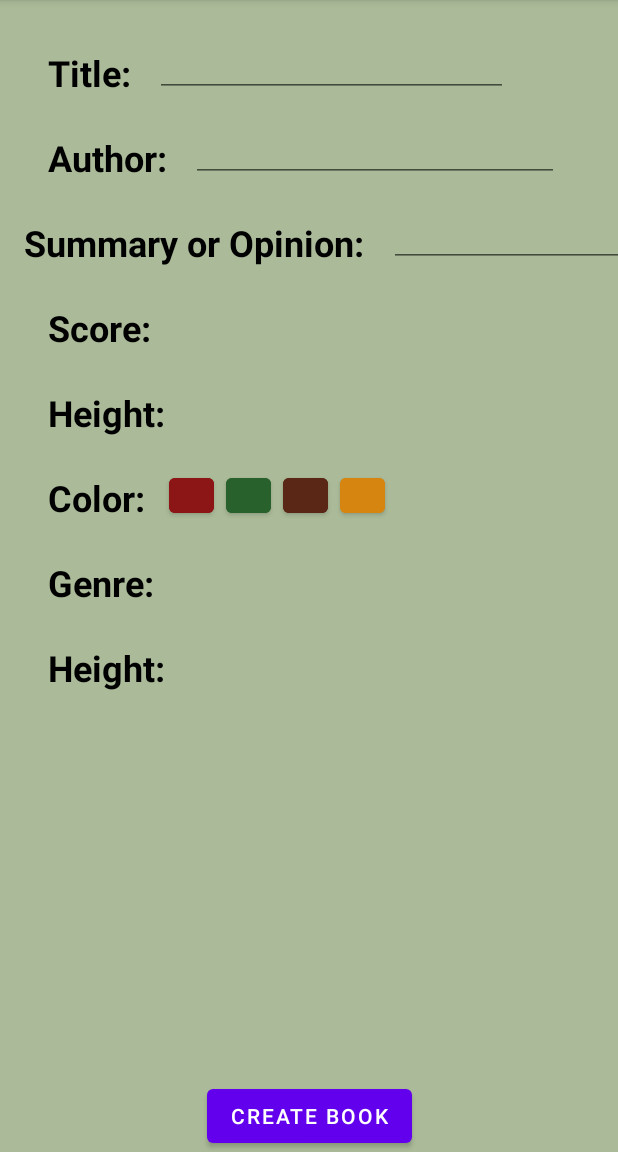
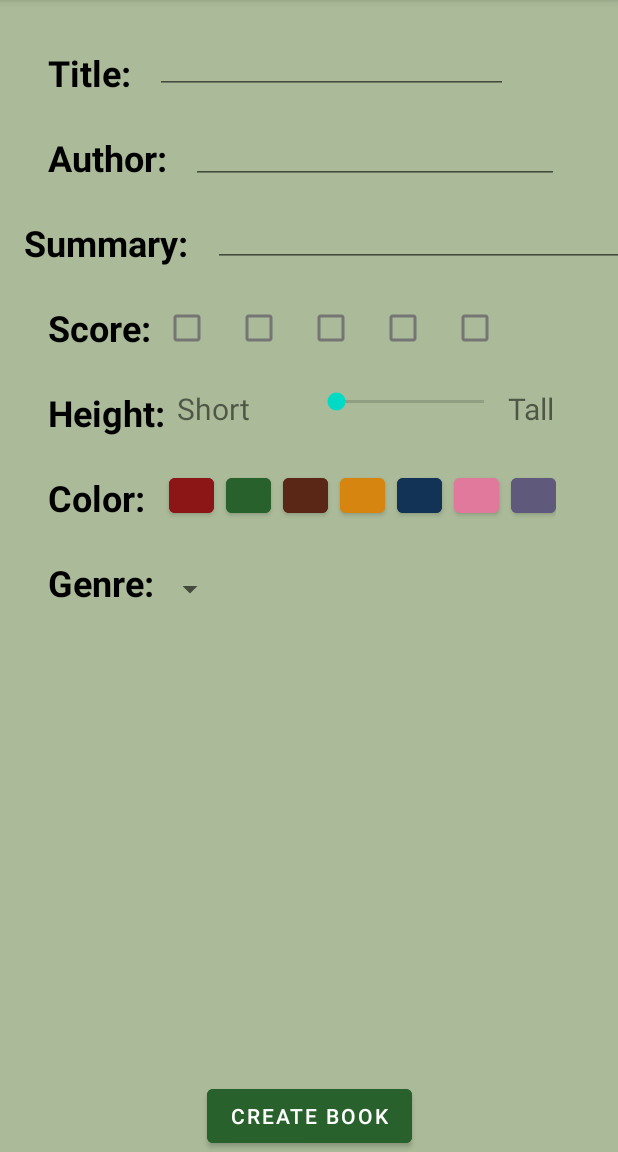
Before and after one commit to EmmaBelle13/Digital_Library, an Android app: the CustomFragment screen opened through its navigation route, on a phone screen of 412 x 824 dp, the part 84-1236 px from its top. Run offline under Robolectric (Android 15) with nearby library versions, the phone set to English and light mode, and no system bars; our stand-ins replace Firebase (no records; nobody signed in at launch, a user with empty details on screens opened directly).

Commit message:
Custom Fragment ui continued

```diff
--- a/app/src/main/res/layout/fragment_custom.xml
+++ b/app/src/main/res/layout/fragment_custom.xml
@@ -12,6 +12,7 @@
         android:id="@+id/set_book_info"
         android:layout_width="wrap_content"
         android:layout_height="wrap_content"
+        android:backgroundTint="@color/dark_green"
         android:text="@string/set_book_info_text"
         app:layout_constraintBottom_toBottomOf="parent"
         app:layout_constraintEnd_toEndOf="parent"
@@ -23,10 +24,10 @@
         android:layout_height="wrap_content"
         android:layout_marginStart="32dp"
         android:layout_marginTop="32dp"
+        android:text="@string/title"
+        android:textColor="@color/black"
+        android:textSize="24sp"
         android:textStyle="bold"
-        android:textSize="24sp"
-        android:textColor="@color/black"
-        android:text="@string/title"
         app:layout_constraintStart_toStartOf="parent"
         app:layout_constraintTop_toTopOf="parent" />
 
@@ -35,11 +36,11 @@
         android:layout_width="wrap_content"
         android:layout_height="wrap_content"
         android:layout_marginStart="32dp"
-        android:textStyle="bold"
-        android:textSize="24sp"
-        android:textColor="@color/black"
         android:layout_marginTop="24dp"
         android:text="@string/author_title"
+        android:textColor="@color/black"
+        android:textSize="24sp"
+        android:textStyle="bold"
         app:layout_constraintStart_toStartOf="parent"
         app:layout_constraintTop_toBottomOf="@+id/title_text_customizer" />
 
@@ -48,11 +49,11 @@
         android:layout_width="wrap_content"
         android:layout_height="wrap_content"
         android:layout_marginStart="16dp"
-        android:textStyle="bold"
-        android:textSize="24sp"
-        android:textColor="@color/black"
         android:layout_marginTop="24dp"
         android:text="@string/summary_title"
+        android:textColor="@color/black"
+        android:textSize="24sp"
+        android:textStyle="bold"
         app:layout_constraintStart_toStartOf="parent"
         app:layout_constraintTop_toBottomOf="@+id/author_text_customizer" />
 
@@ -61,11 +62,11 @@
         android:layout_width="wrap_content"
         android:layout_height="wrap_content"
         android:layout_marginStart="32dp"
-        android:textStyle="bold"
-        android:textSize="24sp"
-        android:textColor="@color/black"
         android:layout_marginTop="24dp"
         android:text="@string/score_title"
+        android:textColor="@color/black"
+        android:textSize="24sp"
+        android:textStyle="bold"
         app:layout_constraintStart_toStartOf="parent"
         app:layout_constraintTop_toBottomOf="@+id/summary_text_customizer" />
 
@@ -83,15 +84,28 @@
         app:layout_constraintTop_toBottomOf="@+id/book_size_text" />
 
     <TextView
+        android:id="@+id/genre_subtitle"
+        android:layout_width="wrap_content"
+        android:layout_height="wrap_content"
+        android:layout_marginStart="32dp"
+        android:layout_marginTop="24dp"
+        android:text="@string/genre_title"
+        android:textColor="@color/black"
+        android:textSize="24sp"
+        android:textStyle="bold"
+        app:layout_constraintStart_toStartOf="parent"
+        app:layout_constraintTop_toBottomOf="@+id/color_picker_text" />
+
+    <TextView
         android:id="@+id/book_size_text"
         android:layout_width="wrap_content"
         android:layout_height="wrap_content"
         android:layout_marginStart="32dp"
         android:layout_marginTop="24dp"
+        android:text="@string/size_title"
+        android:textColor="@color/black"
+        android:textSize="24sp"
         android:textStyle="bold"
-        android:textSize="24sp"
-        android:textColor="@color/black"
-        android:text="@string/size_title"
         app:layout_constraintStart_toStartOf="parent"
         app:layout_constraintTop_toBottomOf="@+id/score_text" />
 
@@ -102,7 +116,8 @@
         android:layout_marginStart="16dp"
         android:hint=""
         app:layout_constraintBottom_toBottomOf="@+id/author_text_customizer"
-        app:layout_constraintStart_toEndOf="@+id/author_text_customizer" />
+        app:layout_constraintStart_toEndOf="@+id/author_text_customizer"
+        app:layout_constraintTop_toTopOf="@+id/author_text_customizer" />
 
     <EditText
         android:id="@+id/edit_author"
@@ -112,6 +127,7 @@
         android:hint=""
         app:layout_constraintBottom_toBottomOf="@+id/title_text_customizer"
         app:layout_constraintStart_toEndOf="@+id/title_text_customizer"
+        app:layout_constraintTop_toTopOf="@+id/title_text_customizer"
         tools:ignore="TouchTargetSizeCheck" />
 
     <EditText
@@ -121,33 +137,23 @@
         android:layout_marginStart="16dp"
         android:hint=""
         app:layout_constraintBottom_toBottomOf="@+id/summary_text_customizer"
-        app:layout_constraintStart_toEndOf="@+id/summary_text_customizer" />
+        app:layout_constraintStart_toEndOf="@+id/summary_text_customizer"
+        app:layout_constraintTop_toTopOf="@+id/summary_text_customizer" />
 
-    <TextView
-        android:id="@+id/genre_subtitle"
+    <Spinner
+        android:id="@+id/spinner"
         android:layout_width="wrap_content"
         android:layout_height="wrap_content"
-        android:layout_marginStart="32dp"
-        android:layout_marginTop="24dp"
-        android:textStyle="bold"
-        android:textSize="24sp"
-        android:textColor="@color/black"
-        android:text="@string/genre_title"
-        app:layout_constraintStart_toStartOf="parent"
-        app:layout_constraintTop_toBottomOf="@+id/color_picker_text" />
+        app:layout_constraintBottom_toBottomOf="@+id/genre_subtitle"
+        app:layout_constraintStart_toEndOf="@+id/genre_subtitle" />
 
-    <TextView
-        android:id="@+id/book_height_title"
+    <LinearLayout
+        android:id="@+id/linearLayout"
         android:layout_width="wrap_content"
         android:layout_height="wrap_content"
-        android:layout_marginStart="32dp"
-        android:layout_marginTop="24dp"
-        android:text="@string/size_title"
-        android:textStyle="bold"
-        android:textSize="24sp"
-        android:textColor="@color/black"
-        app:layout_constraintStart_toStartOf="parent"
-        app:layout_constraintTop_toBottomOf="@+id/genre_subtitle" />
+        android:orientation="horizontal"
+        app:layout_constraintBottom_toBottomOf="@+id/color_picker_text"
+        app:layout_constraintStart_toEndOf="@+id/color_picker_text">
 
         <Button
             android:id="@+id/color_button_red"
@@ -155,9 +161,7 @@
             android:layout_height="35dp"
             android:layout_marginStart="16dp"
             android:backgroundTint="@color/red"
-        android:text=""
-        app:layout_constraintBottom_toBottomOf="@+id/color_picker_text"
-        app:layout_constraintStart_toEndOf="@+id/color_picker_text" />
+            android:text="" />
 
         <Button
             android:id="@+id/color_button_dark_green"
@@ -165,9 +169,7 @@
             android:layout_height="35dp"
             android:layout_marginStart="8dp"
             android:backgroundTint="@color/dark_green"
-        android:text=""
-        app:layout_constraintBottom_toBottomOf="@+id/color_button_red"
-        app:layout_constraintStart_toEndOf="@+id/color_button_red" />
+            android:text="" />
 
         <Button
             android:id="@+id/color_button_brown"
@@ -175,9 +177,7 @@
             android:layout_height="35dp"
             android:layout_marginStart="8dp"
             android:backgroundTint="@color/brown"
-        android:text=""
-        app:layout_constraintBottom_toBottomOf="@+id/color_button_dark_green"
-        app:layout_constraintStart_toEndOf="@+id/color_button_dark_green" />
+            android:text="" />
 
         <Button
             android:id="@+id/color_button_gold"
@@ -185,7 +185,111 @@
             android:layout_height="35dp"
             android:layout_marginStart="8dp"
             android:backgroundTint="@color/gold"
-        android:text=""
-        app:layout_constraintBottom_toBottomOf="@+id/color_button_brown"
-        app:layout_constraintStart_toEndOf="@+id/color_button_brown" />
+            android:text="" />
+
+        <Button
+            android:id="@+id/color_button_blue"
+            android:layout_width="30dp"
+            android:layout_height="35dp"
+            android:layout_marginStart="8dp"
+            android:backgroundTint="@color/blue"
+            android:text="" />
+
+        <Button
+            android:id="@+id/color_button_pink"
+            android:layout_width="30dp"
+            android:layout_height="35dp"
+            android:layout_marginStart="8dp"
+            android:backgroundTint="@color/pink"
+            android:text="" />
+
+        <Button
+            android:id="@+id/color_button_purple"
+            android:layout_width="30dp"
+            android:layout_height="35dp"
+            android:layout_marginStart="8dp"
+            android:backgroundTint="@color/purple_gray"
+            android:text="" />
+
+    </LinearLayout>
+
+    <LinearLayout
+        android:layout_width="0dp"
+        android:layout_height="0dp"
+        android:layout_marginStart="8dp"
+        android:orientation="horizontal"
+        app:layout_constraintBottom_toBottomOf="@+id/book_size_text"
+        app:layout_constraintEnd_toEndOf="parent"
+        app:layout_constraintStart_toEndOf="@+id/book_size_text"
+        app:layout_constraintTop_toTopOf="@+id/book_size_text">
+
+        <TextView
+            android:id="@+id/small_option_text"
+            android:layout_width="wrap_content"
+            android:layout_height="wrap_content"
+            android:layout_weight="1"
+            android:text="@string/small_option"
+            android:textSize="20sp"/>
+
+        <SeekBar
+            android:id="@+id/seekBar"
+            android:layout_width="wrap_content"
+            android:layout_height="wrap_content"
+            android:layout_weight="2" />
+
+        <TextView
+            android:id="@+id/large_option_text"
+            android:layout_width="wrap_content"
+            android:layout_height="wrap_content"
+            android:layout_weight="1"
+            android:text="@string/large_option"
+            android:textSize="20sp"/>
+
+    </LinearLayout>
+
+    <LinearLayout
+        android:layout_width="wrap_content"
+        android:layout_height="wrap_content"
+        android:layout_weight="1"
+        android:orientation="horizontal"
+        app:layout_constraintBottom_toBottomOf="@+id/score_text"
+        app:layout_constraintStart_toEndOf="@+id/score_text"
+        app:layout_constraintTop_toTopOf="@+id/score_text">
+
+        <CheckBox
+            android:id="@+id/score_one"
+            android:layout_width="wrap_content"
+            android:layout_height="wrap_content"
+            android:layout_weight="1"
+            android:text="" />
+
+        <CheckBox
+            android:id="@+id/score_two"
+            android:layout_width="wrap_content"
+            android:layout_height="wrap_content"
+            android:layout_weight="1"
+            android:text="" />
+
+        <CheckBox
+            android:id="@+id/score_three"
+            android:layout_width="wrap_content"
+            android:layout_height="wrap_content"
+            android:layout_weight="1"
+            android:text="" />
+
+        <CheckBox
+            android:id="@+id/score_four"
+            android:layout_width="wrap_content"
+            android:layout_height="wrap_content"
+            android:layout_weight="1"
+            android:text="" />
+
+        <CheckBox
+            android:id="@+id/score_five"
+            android:layout_width="wrap_content"
+            android:layout_height="wrap_content"
+            android:layout_weight="1"
+            android:text="" />
+    </LinearLayout>
+
 </androidx.constraintlayout.widget.ConstraintLayout>
--- a/app/src/main/res/values/colors.xml
+++ b/app/src/main/res/values/colors.xml
@@ -12,4 +12,7 @@
       <color name="light_green">#ABBB99</color>
       <color name="dark_green">#29612C</color>
       <color name="gold">#D68610</color>
+         <color name="blue">#123355</color>
+    <color name="pink">#E1799C</color>
+     <color name="purple_gray">#5F597C</color>
 </resources>
--- a/app/src/main/res/values/strings.xml
+++ b/app/src/main/res/values/strings.xml
@@ -8,11 +8,14 @@
     <string name="set_book_info_text">Create Book</string>
     <string name = "title">Title:</string>
     <string name="author_title">Author:</string>
-    <string name="summary_title">Summary or Opinion:</string>
+    <string name="summary_title">Summary:</string>
     <string name="color_title">Color:</string>
     <string name="genre_title">Genre:</string>
     <string name="size_title">Height:</string>
     <string name="score_title">Score:</string>
     <string name="number_of_pages_title"># of Pages:</string>
+    <string name="small_option">Short</string>
+    <string name="large_option">Tall</string>
+
 
 </resources>
```
Lines whose indentation alone changed are shown as unchanged.
